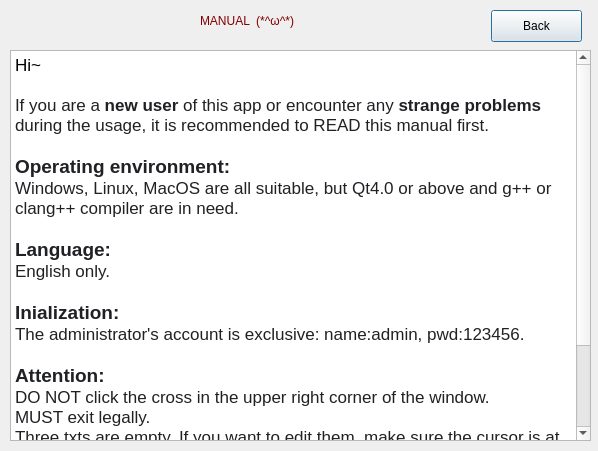
Qt form manual.ui (GuQiuhan/Commodity-auction-platform) before a commit.
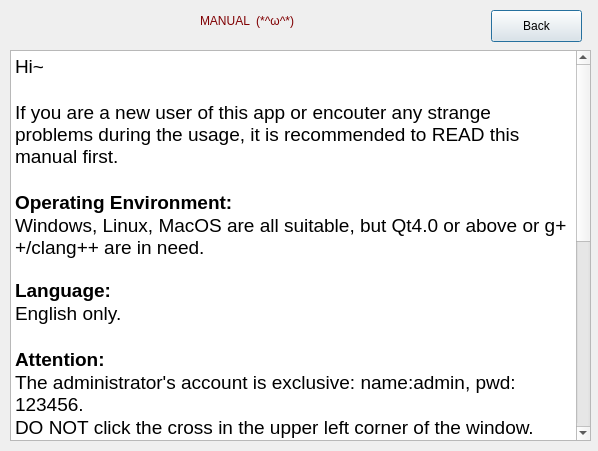
The same form after that commit. Icons and pictures are not drawn.

```diff
--- a/manual.ui
+++ b/manual.ui
@@ -30,6 +30,19 @@
     <string>MANUAL  (*^ω^*)</string>
    </property>
   </widget>
+  <widget class="QPushButton" name="pushButton">
+   <property name="geometry">
+    <rect>
+     <x>491</x>
+     <y>10</y>
+     <width>91</width>
+     <height>32</height>
+    </rect>
+   </property>
+   <property name="text">
+    <string>Back</string>
+   </property>
+  </widget>
   <widget class="QTextBrowser" name="textBrowser">
    <property name="geometry">
     <rect>
@@ -44,39 +57,34 @@
 &lt;html&gt;&lt;head&gt;&lt;meta name=&quot;qrichtext&quot; content=&quot;1&quot; /&gt;&lt;style type=&quot;text/css&quot;&gt;
 p, li { white-space: pre-wrap; }
 &lt;/style&gt;&lt;/head&gt;&lt;body style=&quot; font-family:'.AppleSystemUIFont'; font-size:13pt; font-weight:400; font-style:normal;&quot;&gt;
-&lt;p style=&quot; margin-top:0px; margin-bottom:0px; margin-left:0px; margin-right:0px; -qt-block-indent:0; text-indent:0px;&quot;&gt;Hi~&lt;/p&gt;
+&lt;p style=&quot; margin-top:0px; margin-bottom:0px; margin-left:0px; margin-right:0px; -qt-block-indent:0; text-indent:0px;&quot;&gt;&lt;span style=&quot; font-size:14pt;&quot;&gt;Hi~&lt;/span&gt;&lt;/p&gt;
+&lt;p style=&quot;-qt-paragraph-type:empty; margin-top:0px; margin-bottom:0px; margin-left:0px; margin-right:0px; -qt-block-indent:0; text-indent:0px; font-size:14pt;&quot;&gt;&lt;br /&gt;&lt;/p&gt;
+&lt;p style=&quot; margin-top:0px; margin-bottom:0px; margin-left:0px; margin-right:0px; -qt-block-indent:0; text-indent:0px;&quot;&gt;&lt;span style=&quot; font-size:14pt;&quot;&gt;If you are a new user of this app or encouter any strange problems during the usage, it is recommended to READ this manual first.&lt;/span&gt;&lt;/p&gt;
+&lt;p style=&quot;-qt-paragraph-type:empty; margin-top:0px; margin-bottom:0px; margin-left:0px; margin-right:0px; -qt-block-indent:0; text-indent:0px; font-size:14pt;&quot;&gt;&lt;br /&gt;&lt;/p&gt;
+&lt;p style=&quot; margin-top:0px; margin-bottom:0px; margin-left:0px; margin-right:0px; -qt-block-indent:0; text-indent:0px;&quot;&gt;&lt;span style=&quot; font-size:14pt; font-weight:600;&quot;&gt;Operating Environment:&lt;/span&gt;&lt;/p&gt;
+&lt;p style=&quot; margin-top:0px; margin-bottom:0px; margin-left:0px; margin-right:0px; -qt-block-indent:0; text-indent:0px;&quot;&gt;&lt;span style=&quot; font-size:14pt;&quot;&gt;Windows, Linux, MacOS are all suitable, but Qt4.0 or above or g++/clang++ are in need.&lt;/span&gt;&lt;/p&gt;
 &lt;p style=&quot;-qt-paragraph-type:empty; margin-top:0px; margin-bottom:0px; margin-left:0px; margin-right:0px; -qt-block-indent:0; text-indent:0px;&quot;&gt;&lt;br /&gt;&lt;/p&gt;
-&lt;p style=&quot; margin-top:0px; margin-bottom:0px; margin-left:0px; margin-right:0px; -qt-block-indent:0; text-indent:0px;&quot;&gt;&lt;a name=&quot;tw-target-text&quot;&gt;&lt;/a&gt;&lt;span style=&quot; font-family:'inherit'; color:#202124;&quot;&gt;I&lt;/span&gt;&lt;span style=&quot; font-family:'inherit'; color:#202124;&quot;&gt;f you are a &lt;/span&gt;&lt;span style=&quot; font-family:'inherit'; font-weight:600; color:#202124;&quot;&gt;new user&lt;/span&gt;&lt;span style=&quot; font-family:'inherit'; color:#202124;&quot;&gt; of this app or encounter any &lt;/span&gt;&lt;span style=&quot; font-family:'inherit'; font-weight:600; color:#202124;&quot;&gt;strange problems&lt;/span&gt;&lt;span style=&quot; font-family:'inherit'; color:#202124;&quot;&gt; during the usage, it is recommended to READ this manual first.&lt;/span&gt;&lt;/p&gt;
-&lt;p style=&quot;-qt-paragraph-type:empty; margin-top:0px; margin-bottom:0px; margin-left:0px; margin-right:0px; -qt-block-indent:0; text-indent:0px; font-family:'inherit'; color:#202124;&quot;&gt;&lt;br /&gt;&lt;/p&gt;
-&lt;p style=&quot; margin-top:0px; margin-bottom:0px; margin-left:0px; margin-right:0px; -qt-block-indent:0; text-indent:0px;&quot;&gt;&lt;a name=&quot;tw-target-text&quot;&gt;&lt;/a&gt;&lt;span style=&quot; font-family:'inherit'; font-size:14pt; font-weight:600; color:#202124;&quot;&gt;O&lt;/span&gt;&lt;span style=&quot; font-family:'inherit'; font-size:14pt; font-weight:600; color:#202124;&quot;&gt;perating environment:&lt;/span&gt;&lt;span style=&quot; font-family:'inherit'; color:#202124;&quot;&gt; &lt;/span&gt;&lt;/p&gt;
-&lt;p style=&quot; margin-top:0px; margin-bottom:0px; margin-left:0px; margin-right:0px; -qt-block-indent:0; text-indent:0px;&quot;&gt;&lt;span style=&quot; font-family:'inherit'; color:#202124;&quot;&gt;Windows, Linux, MacOS are all suitable, but Qt4.0 or above and g++ or clang++ compiler are in need.&lt;/span&gt;&lt;/p&gt;
-&lt;p style=&quot;-qt-paragraph-type:empty; margin-top:0px; margin-bottom:0px; margin-left:0px; margin-right:0px; -qt-block-indent:0; text-indent:0px; font-family:'inherit'; color:#202124;&quot;&gt;&lt;br /&gt;&lt;/p&gt;
-&lt;p style=&quot; margin-top:0px; margin-bottom:0px; margin-left:0px; margin-right:0px; -qt-block-indent:0; text-indent:0px;&quot;&gt;&lt;span style=&quot; font-family:'inherit'; font-size:14pt; font-weight:600; color:#202124;&quot;&gt;Language:&lt;/span&gt;&lt;/p&gt;
-&lt;p style=&quot; margin-top:0px; margin-bottom:0px; margin-left:0px; margin-right:0px; -qt-block-indent:0; text-indent:0px;&quot;&gt;&lt;span style=&quot; font-family:'inherit'; color:#202124;&quot;&gt;English only.&lt;/span&gt;&lt;/p&gt;
-&lt;p style=&quot;-qt-paragraph-type:empty; margin-top:0px; margin-bottom:0px; margin-left:0px; margin-right:0px; -qt-block-indent:0; text-indent:0px; font-family:'inherit'; color:#202124;&quot;&gt;&lt;br /&gt;&lt;/p&gt;
-&lt;p style=&quot; margin-top:0px; margin-bottom:0px; margin-left:0px; margin-right:0px; -qt-block-indent:0; text-indent:0px;&quot;&gt;&lt;span style=&quot; font-family:'inherit'; font-size:14pt; font-weight:600; color:#202124;&quot;&gt;Inialization:&lt;/span&gt;&lt;/p&gt;
-&lt;p style=&quot; margin-top:0px; margin-bottom:0px; margin-left:0px; margin-right:0px; -qt-block-indent:0; text-indent:0px;&quot;&gt;&lt;span style=&quot; font-family:'inherit'; color:#202124;&quot;&gt;The administrator's account is exclusive: name:admin, pwd:123456.&lt;/span&gt;&lt;/p&gt;
+&lt;p style=&quot; margin-top:0px; margin-bottom:0px; margin-left:0px; margin-right:0px; -qt-block-indent:0; text-indent:0px;&quot;&gt;&lt;span style=&quot; font-size:14pt; font-weight:600;&quot;&gt;Language:&lt;/span&gt;&lt;/p&gt;
+&lt;p style=&quot; margin-top:0px; margin-bottom:0px; margin-left:0px; margin-right:0px; -qt-block-indent:0; text-indent:0px;&quot;&gt;&lt;span style=&quot; font-size:14pt;&quot;&gt;English only.&lt;/span&gt;&lt;/p&gt;
+&lt;p style=&quot;-qt-paragraph-type:empty; margin-top:0px; margin-bottom:0px; margin-left:0px; margin-right:0px; -qt-block-indent:0; text-indent:0px; font-size:14pt;&quot;&gt;&lt;br /&gt;&lt;/p&gt;
+&lt;p style=&quot; margin-top:0px; margin-bottom:0px; margin-left:0px; margin-right:0px; -qt-block-indent:0; text-indent:0px;&quot;&gt;&lt;span style=&quot; font-size:14pt; font-weight:600;&quot;&gt;Attention:&lt;/span&gt;&lt;/p&gt;
+&lt;p style=&quot; margin-top:0px; margin-bottom:0px; margin-left:0px; margin-right:0px; -qt-block-indent:0; text-indent:0px;&quot;&gt;&lt;span style=&quot; font-size:14pt;&quot;&gt;The administrator's account is exclusive: name:admin, pwd:123456.&lt;/span&gt;&lt;/p&gt;
+&lt;p style=&quot; margin-top:0px; margin-bottom:0px; margin-left:0px; margin-right:0px; -qt-block-indent:0; text-indent:0px;&quot;&gt;&lt;span style=&quot; font-size:14pt;&quot;&gt;DO NOT click the cross in the upper left corner of the window.&lt;/span&gt;&lt;/p&gt;
+&lt;p style=&quot; margin-top:0px; margin-bottom:0px; margin-left:0px; margin-right:0px; -qt-block-indent:0; text-indent:0px;&quot;&gt;&lt;span style=&quot; font-size:14pt;&quot;&gt;MUST exit legally.&lt;/span&gt;&lt;/p&gt;
+&lt;p style=&quot; margin-top:0px; margin-bottom:0px; margin-left:0px; margin-right:0px; -qt-block-indent:0; text-indent:0px;&quot;&gt;&lt;span style=&quot; font-size:14pt;&quot;&gt;Three txts are empty. If you want to edit them, make sure the cursor is at the last word of text when you close them (That is to say NO EMPTY LINE!).&lt;/span&gt;&lt;/p&gt;
+&lt;p style=&quot;-qt-paragraph-type:empty; margin-top:0px; margin-bottom:0px; margin-left:0px; margin-right:0px; -qt-block-indent:0; text-indent:0px; font-size:14pt;&quot;&gt;&lt;br /&gt;&lt;/p&gt;
+&lt;p style=&quot; margin-top:0px; margin-bottom:0px; margin-left:0px; margin-right:0px; -qt-block-indent:0; text-indent:0px;&quot;&gt;&lt;span style=&quot; font-size:14pt; font-weight:600;&quot;&gt;PS:&lt;/span&gt;&lt;/p&gt;
+&lt;p style=&quot; margin-top:0px; margin-bottom:0px; margin-left:0px; margin-right:0px; -qt-block-indent:0; text-indent:0px;&quot;&gt;&lt;span style=&quot; font-size:14pt;&quot;&gt;If you find any bugs or have ant suggestions, welcome to contact me: 201830204@smail.nju.edu.cn&lt;/span&gt;&lt;/p&gt;
+&lt;p style=&quot;-qt-paragraph-type:empty; margin-top:0px; margin-bottom:0px; margin-left:0px; margin-right:0px; -qt-block-indent:0; text-indent:0px; font-size:14pt;&quot;&gt;&lt;br /&gt;&lt;/p&gt;
+&lt;p style=&quot; margin-top:0px; margin-bottom:0px; margin-left:0px; margin-right:0px; -qt-block-indent:0; text-indent:0px;&quot;&gt;&lt;span style=&quot; font-size:14pt; font-weight:600;&quot;&gt;PPS:&lt;/span&gt;&lt;/p&gt;
+&lt;p style=&quot; margin-top:0px; margin-bottom:0px; margin-left:0px; margin-right:0px; -qt-block-indent:0; text-indent:0px;&quot;&gt;&lt;span style=&quot; font-size:14pt;&quot;&gt;If you&lt;/span&gt;&lt;span style=&quot; font-size:14pt; font-weight:600;&quot;&gt; do really like&lt;/span&gt;&lt;span style=&quot; font-size:14pt;&quot;&gt; this app and want to support me financially, here is it:&lt;/span&gt;&lt;/p&gt;
+&lt;p style=&quot; margin-top:0px; margin-bottom:0px; margin-left:0px; margin-right:0px; -qt-block-indent:0; text-indent:0px;&quot;&gt;&lt;img src=&quot;:/Images/3.jpg&quot; height=&quot;200&quot; /&gt;&lt;/p&gt;
+&lt;p style=&quot; margin-top:0px; margin-bottom:0px; margin-left:0px; margin-right:0px; -qt-block-indent:0; text-indent:0px;&quot;&gt;&lt;span style=&quot; font-size:14pt; font-weight:600;&quot;&gt;Thank you ~~&lt;/span&gt;&lt;/p&gt;
+&lt;p style=&quot;-qt-paragraph-type:empty; margin-top:0px; margin-bottom:0px; margin-left:0px; margin-right:0px; -qt-block-indent:0; text-indent:0px; font-size:14pt;&quot;&gt;&lt;br /&gt;&lt;/p&gt;
+&lt;p style=&quot;-qt-paragraph-type:empty; margin-top:0px; margin-bottom:0px; margin-left:0px; margin-right:0px; -qt-block-indent:0; text-indent:0px; font-size:14pt;&quot;&gt;&lt;br /&gt;&lt;/p&gt;
+&lt;p style=&quot;-qt-paragraph-type:empty; margin-top:0px; margin-bottom:0px; margin-left:0px; margin-right:0px; -qt-block-indent:0; text-indent:0px; font-size:14pt;&quot;&gt;&lt;br /&gt;&lt;/p&gt;
 &lt;p style=&quot;-qt-paragraph-type:empty; margin-top:0px; margin-bottom:0px; margin-left:0px; margin-right:0px; -qt-block-indent:0; text-indent:0px;&quot;&gt;&lt;br /&gt;&lt;/p&gt;
-&lt;p style=&quot; margin-top:0px; margin-bottom:0px; margin-left:0px; margin-right:0px; -qt-block-indent:0; text-indent:0px;&quot;&gt;&lt;span style=&quot; font-family:'inherit'; font-size:14pt; font-weight:600; color:#202124;&quot;&gt;Attention:&lt;/span&gt;&lt;/p&gt;
-&lt;p style=&quot; margin-top:0px; margin-bottom:0px; margin-left:0px; margin-right:0px; -qt-block-indent:0; text-indent:0px;&quot;&gt;&lt;span style=&quot; font-family:'inherit'; color:#202124;&quot;&gt;DO NOT click the cross in the upper right corner of the window.&lt;/span&gt;&lt;/p&gt;
-&lt;p style=&quot; margin-top:0px; margin-bottom:0px; margin-left:0px; margin-right:0px; -qt-block-indent:0; text-indent:0px;&quot;&gt;&lt;span style=&quot; font-family:'inherit'; color:#202124;&quot;&gt;MUST exit legally.&lt;/span&gt;&lt;/p&gt;
-&lt;p style=&quot; margin-top:0px; margin-bottom:0px; margin-left:0px; margin-right:0px; -qt-block-indent:0; text-indent:0px;&quot;&gt;&lt;span style=&quot; font-family:'inherit'; color:#202124;&quot;&gt;Three txts are empty. If you want to edit them, make sure the cursor is at the last word of text when you close them (That is to say NO EMPTY LINE!).&lt;/span&gt;&lt;/p&gt;
-&lt;p style=&quot;-qt-paragraph-type:empty; margin-top:0px; margin-bottom:0px; margin-left:0px; margin-right:0px; -qt-block-indent:0; text-indent:0px; font-family:'inherit'; color:#202124;&quot;&gt;&lt;br /&gt;&lt;/p&gt;
-&lt;p style=&quot;-qt-paragraph-type:empty; margin-top:0px; margin-bottom:0px; margin-left:0px; margin-right:0px; -qt-block-indent:0; text-indent:0px; font-family:'inherit'; color:#202124;&quot;&gt;&lt;br /&gt;&lt;/p&gt;
-&lt;p style=&quot;-qt-paragraph-type:empty; margin-top:0px; margin-bottom:0px; margin-left:0px; margin-right:0px; -qt-block-indent:0; text-indent:0px; font-family:'inherit'; color:#202124;&quot;&gt;&lt;br /&gt;&lt;/p&gt;&lt;/body&gt;&lt;/html&gt;</string>
-   </property>
-  </widget>
-  <widget class="QPushButton" name="pushButton">
-   <property name="geometry">
-    <rect>
-     <x>491</x>
-     <y>10</y>
-     <width>91</width>
-     <height>32</height>
-    </rect>
-   </property>
-   <property name="text">
-    <string>Back</string>
+&lt;p style=&quot;-qt-paragraph-type:empty; margin-top:0px; margin-bottom:0px; margin-left:0px; margin-right:0px; -qt-block-indent:0; text-indent:0px;&quot;&gt;&lt;br /&gt;&lt;/p&gt;&lt;/body&gt;&lt;/html&gt;</string>
    </property>
   </widget>
  </widget>
```
